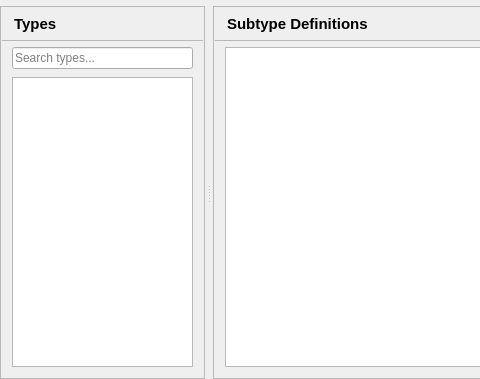
First picture: the form in src/ui/pages/typespage.ui, repository sanny32/OpenUaSim, before the edit; both pictures show x 0 to 480 and y 0 to 379 of the 943 by 379 pixel window.
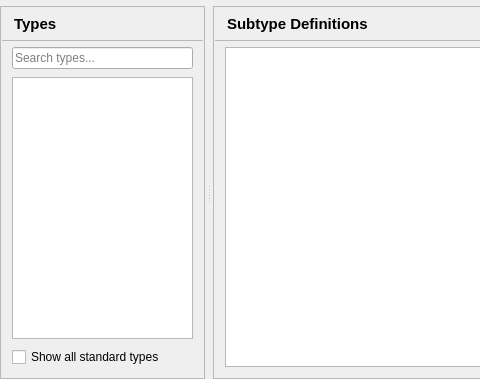
Second picture: the form after the edit.

Commit message:
Read the type hierarchy from the server
The Types page listed five fixed standard types, so the types of imported
models, data types and reference types were missing. The catalog is now
walked from the BaseObjectType, BaseVariableType, BaseDataType and
References roots through HasSubtype references. By default it shows the
types of models, the types the project nodes use, the data types the
simulation writes and their supertypes; a check box shows every standard
type.

Patch:
```diff
--- a/src/ui/pages/typespage.ui
+++ b/src/ui/pages/typespage.ui
@@ -159,6 +159,13 @@
             </property>
            </widget>
           </item>
+          <item>
+           <widget class="QCheckBox" name="allTypesCheck">
+            <property name="text">
+             <string>Show all standard types</string>
+            </property>
+           </widget>
+          </item>
          </layout>
         </widget>
        </item>
```
The commit also changes 13 other files.
